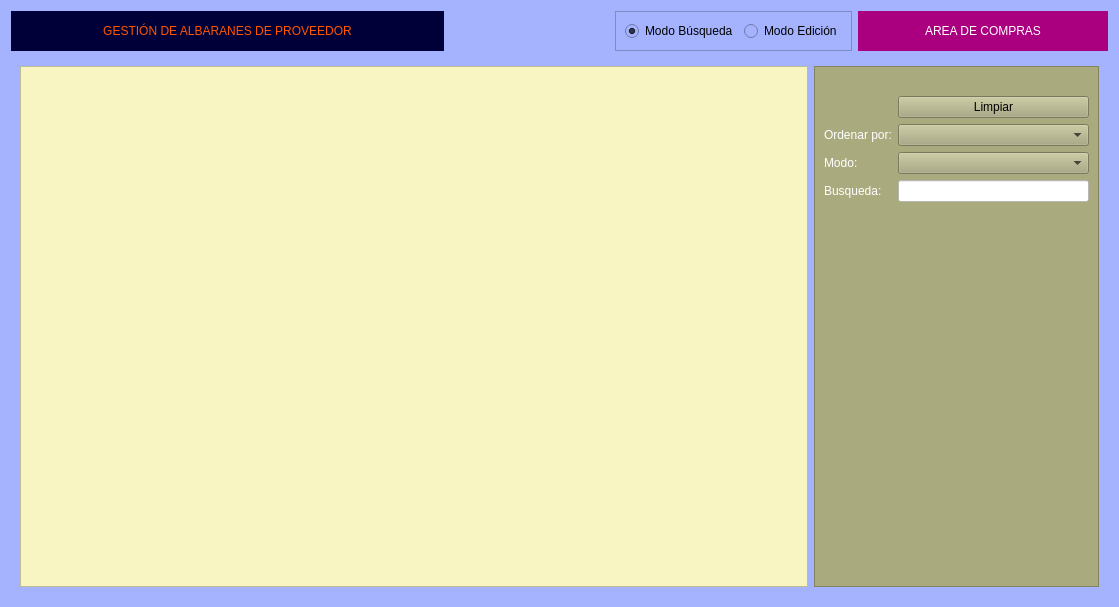
The window that Zona_Compras/frmalbaranproveedor.ui (arcnexus/RedFoX) describes before a commit, drawn with Qt 5.
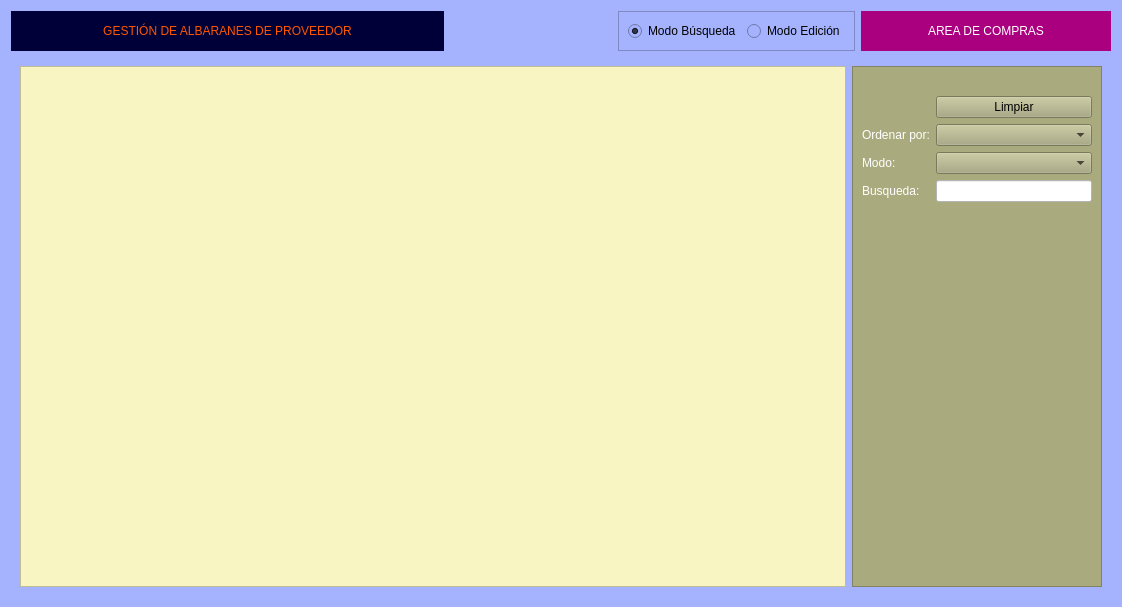
The same window after the commit. Icons and pictures are not drawn.

```diff
--- a/Zona_Compras/frmalbaranproveedor.ui
+++ b/Zona_Compras/frmalbaranproveedor.ui
@@ -6,7 +6,7 @@
    <rect>
     <x>0</x>
     <y>0</y>
-    <width>1119</width>
+    <width>1122</width>
     <height>607</height>
    </rect>
   </property>
@@ -2214,7 +2214,7 @@
         <widget class="QFrame" name="frame_2">
          <property name="maximumSize">
           <size>
-           <width>285</width>
+           <width>250</width>
            <height>16777215</height>
           </size>
          </property>
```
